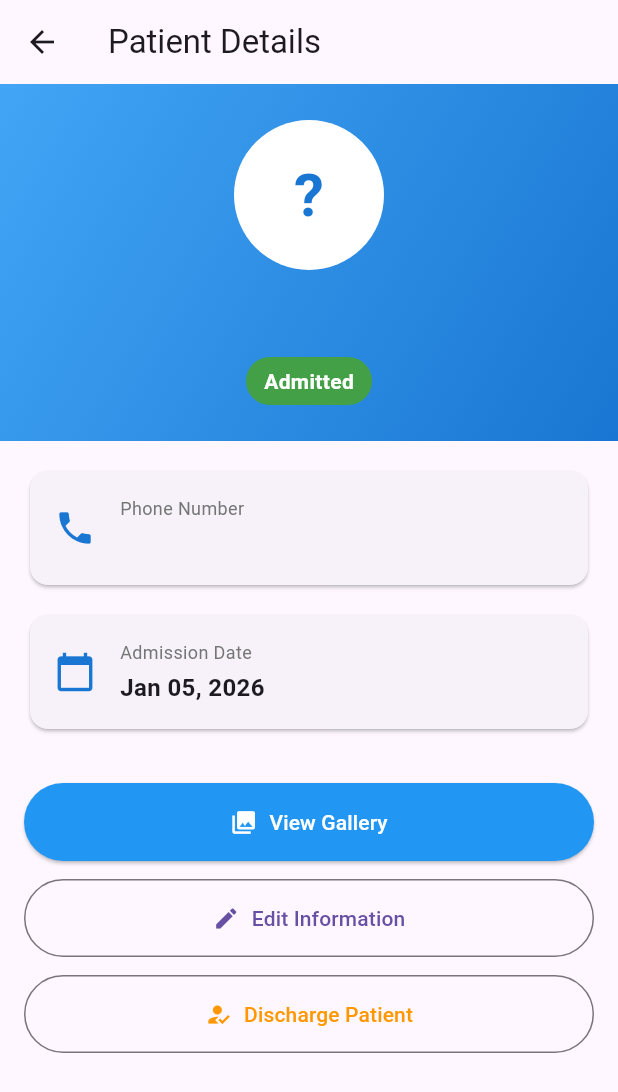
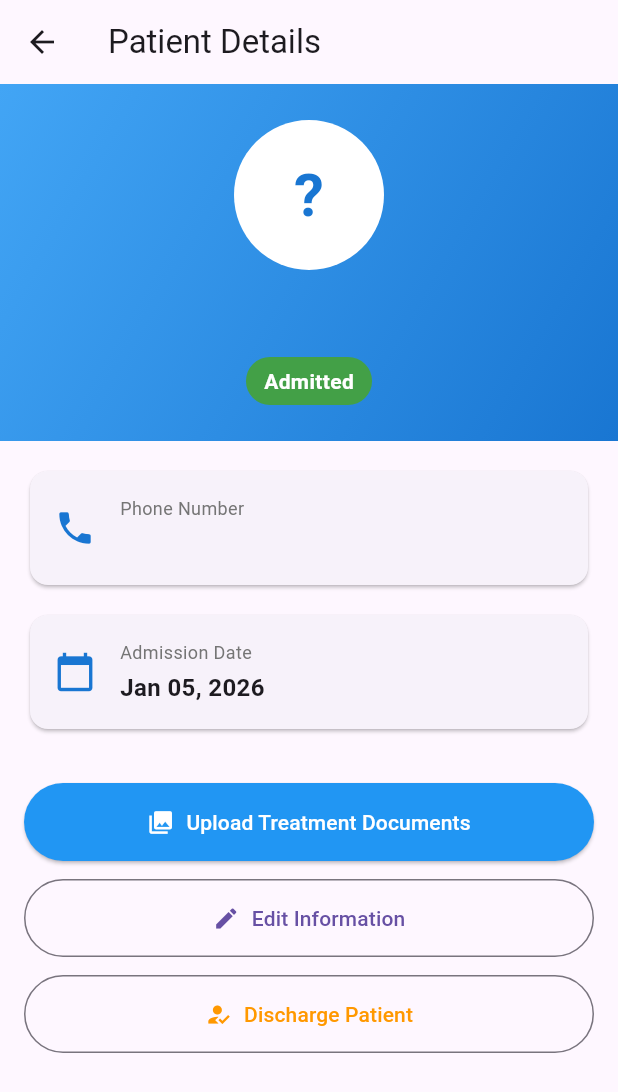
Before and after one commit to medpho01/claimsos, a Flutter app: the PatientDetailsScreen screen opened directly with empty values, on a phone screen of 412 x 824 dp. Shown: the top 1092 px of the screen. Run offline on Flutter 3.47's test engine with Material 3 defaults, Android fonts, the phone set to English and light mode, and no system bars; our stand-ins replace camera, dio, flutter_secure_storage, geocoding, geolocator; missing offline and left inert: gal, photo_manager, photo_manager_image_provider; accounts and stored records are empty.

Commit message:
rename gallery button to Upload Treatment Documents

```diff
--- a/Frontend/lib/screens/camera.screen.dart
+++ b/Frontend/lib/screens/camera.screen.dart
@@ -11,7 +11,6 @@ import 'package:photo_manager/photo_manager.dart';
 import 'package:photo_manager_image_provider/photo_manager_image_provider.dart';
 import '../services/location_service.dart';
 import '../services/image_processor.dart';
-import 'gallery.screen.dart';
 
 class CameraScreen extends StatefulWidget {
   final List<CameraDescription> cameras;
--- a/Frontend/lib/screens/gallery.screen.dart
+++ b/Frontend/lib/screens/gallery.screen.dart
@@ -33,7 +33,7 @@ class _MainGalleryScreenState extends State<MainGalleryScreen> {
   Set<AssetEntity> selectedAssets = {};
   List<CameraDescription> cameras = [];
   final UploadService _uploadService = UploadService();
-  bool _isUploading = false;
+  final bool _isUploading = false;
 
   @override
   void initState() {
--- a/Frontend/lib/screens/patient_details.screen.dart
+++ b/Frontend/lib/screens/patient_details.screen.dart
@@ -243,7 +243,7 @@ class _PatientDetailsScreenState extends State<PatientDetailsScreen> {
                   ElevatedButton.icon(
                     onPressed: _isProcessing ? null : _viewGallery,
                     icon: const Icon(Icons.photo_library),
-                    label: const Text('View Gallery'),
+                    label: const Text('Upload Treatment Documents'),
                     style: ElevatedButton.styleFrom(
                       backgroundColor: Colors.blue,
                       foregroundColor: Colors.white,
--- a/Frontend/lib/screens/patient_form.screen.dart
+++ b/Frontend/lib/screens/patient_form.screen.dart
@@ -1,3 +1,4 @@
+import 'package:dio/src/response.dart';
 import 'package:flutter/material.dart';
 import '../services/api_service.dart';
 import '../utils/toast_utils.dart';
@@ -59,7 +60,7 @@ class _PatientFormScreenState extends State<PatientFormScreen> {
         'phone': _phoneController.text.trim(),
       };
 
-      late final response;
+      late final Response<dynamic> response;
 
       if (widget.isEditMode) {
         print('📝 [FORM] Updating patient...');
--- a/Frontend/lib/services/api_service.dart
+++ b/Frontend/lib/services/api_service.dart
@@ -2,8 +2,7 @@ import 'package:dio/dio.dart';
 import 'package:flutter_secure_storage/flutter_secure_storage.dart';
 
 class ApiService {
-  static const String baseUrl =
-      'http://192.168.1.3:8000/api/v1'; // Android emulator
+  static const String baseUrl = 'http://192.168.1.8:8000/api/v1';
 
   final Dio _dio;
   final FlutterSecureStorage _storage = const FlutterSecureStorage();
```
